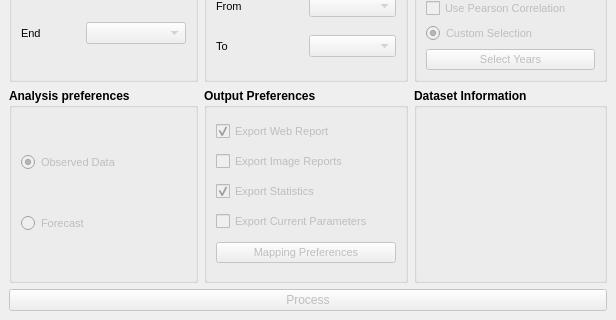
Qt form nsmpg_dialog_base.ui (JuanPDiazL/SMPG) before a commit; both pictures show x 0 to 616 and y 203 to 523 of the 616 by 523 pixel window.
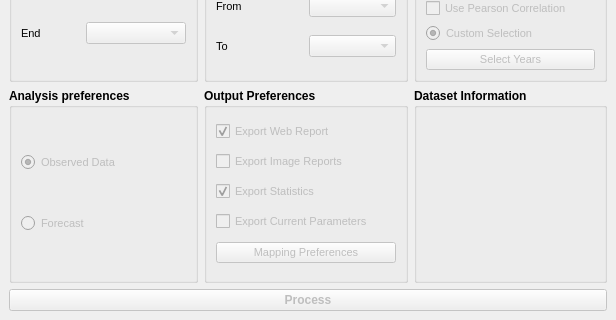
The same form after that commit. Icons and pictures are not drawn.

Commit message: process button is now bigger

```diff
--- a/nsmpg_dialog_base.ui
+++ b/nsmpg_dialog_base.ui
@@ -649,6 +649,13 @@
         <property name="enabled">
          <bool>false</bool>
         </property>
+        <property name="font">
+         <font>
+          <pointsize>9</pointsize>
+          <weight>75</weight>
+          <bold>true</bold>
+         </font>
+        </property>
         <property name="text">
          <string>Process</string>
         </property>
```
